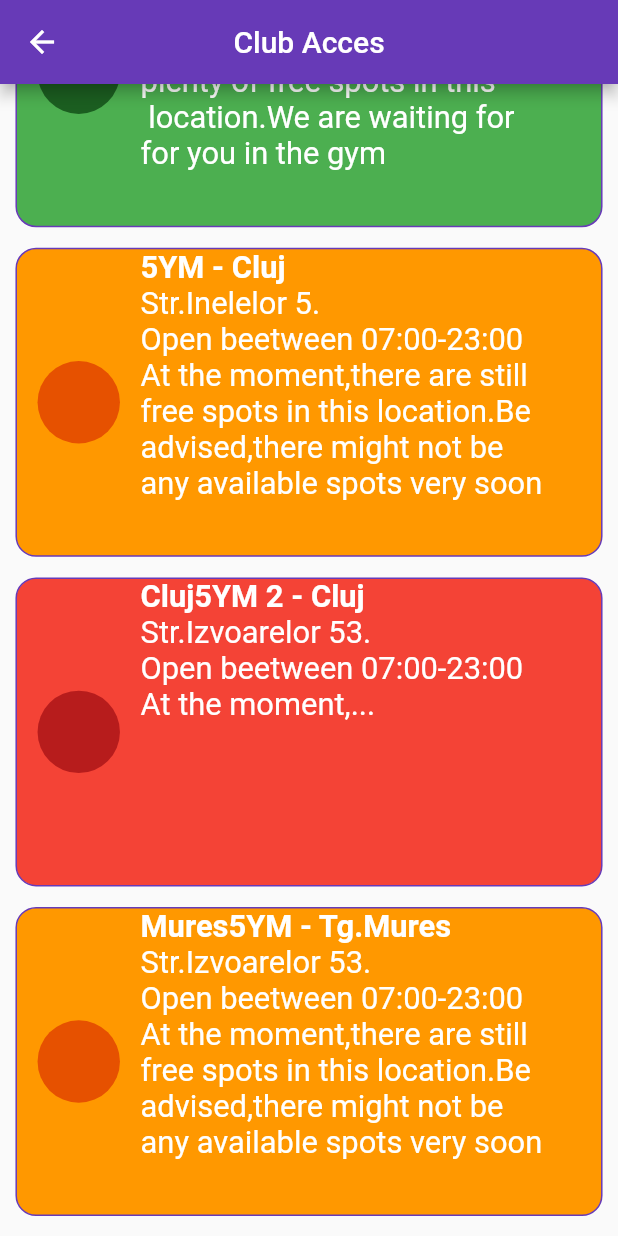
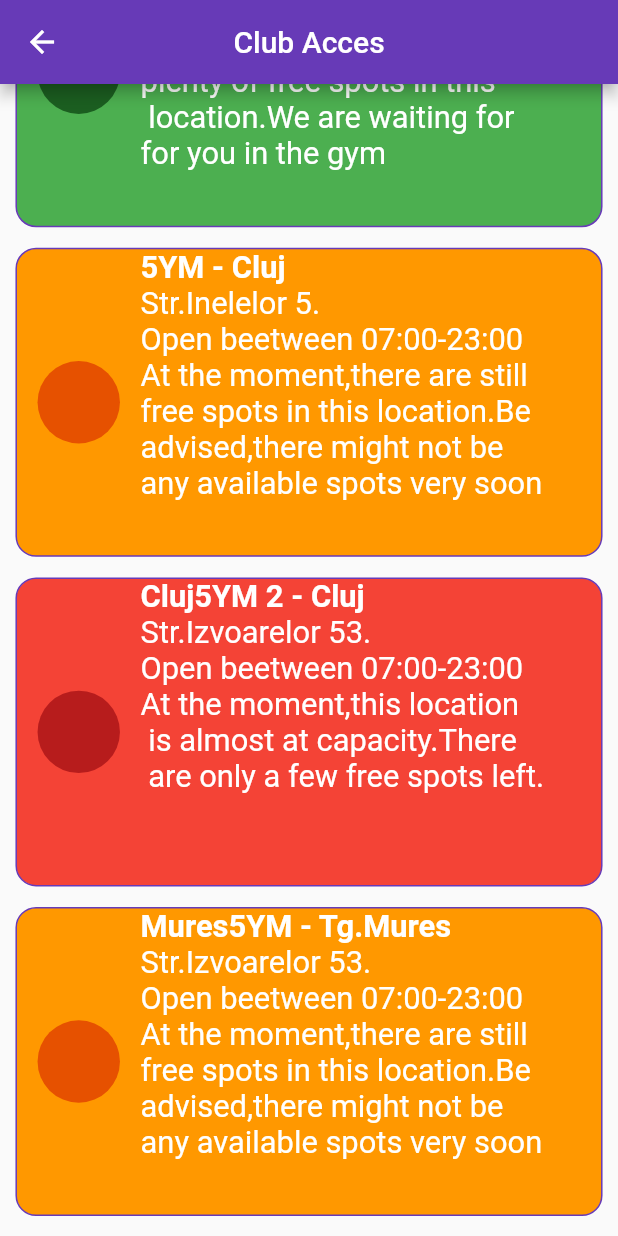
Before and after one commit to BTihamer/MobileApp_project, a Flutter app: the CapacityStatusScreen screen opened directly, scrolled down 344 dp, on a phone screen of 412 x 824 dp. Run offline on Flutter 3.47's test engine with Material 2 defaults, Android fonts, the phone set to English and light mode, and no system bars; our stand-ins replace firebase_auth, firebase_core, qr_flutter, sizer; accounts and stored records are empty; network calls fail.

Commit message:
Update capacity_status_screen.dart

```diff
--- a/lib/UI/Screens/capacity_status_screen.dart
+++ b/lib/UI/Screens/capacity_status_screen.dart
@@ -56,7 +56,7 @@ class _CapacityStatusScreenState extends State<CapacityStatusScreen> {
     }else if(edzoterem.realtimeUsers>50){
       circleColor=Colors.red.shade900;
       bgColor=Colors.red;
-      text="At the moment,...";
+      text="At the moment,this location\n is almost at capacity.There\n are only a few free spots left.";
     }
     return Padding(
       padding: EdgeInsets.only(bottom: 10.sp),
```
